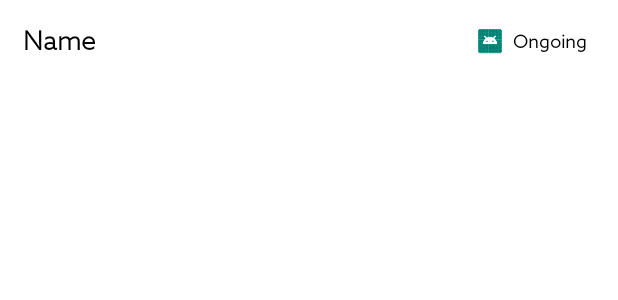
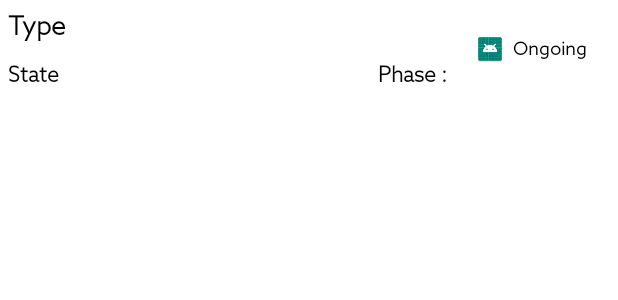
Before and after one commit to Arnab-Banerjee-Kolkata/Vote_Online_App, an Android app: the layout election_card.xml on its own in the app's theme, with its tools: preview values and no code run, on a phone screen of 412 x 824 dp. Shown: the top 300 px of the screen. Run offline under Robolectric (Android 15) with nearby library versions, the light colour scheme and no system bars; network calls fail.

Commit message:
Abhijit Dey | Updated card layout

```diff
--- a/app/src/main/res/layout/election_card.xml
+++ b/app/src/main/res/layout/election_card.xml
@@ -8,13 +8,39 @@
         android:id="@+id/textView15"
         android:layout_width="0dp"
         android:layout_height="wrap_content"
-        android:padding="15dp"
-        android:text="Name"
+        android:padding="5dp"
+        android:text="Type"
         android:fontFamily="@font/azo"
-        app:layout_constraintBottom_toBottomOf="parent"
         app:layout_constraintEnd_toStartOf="@+id/imageView3"
         app:layout_constraintStart_toStartOf="parent"
         app:layout_constraintTop_toTopOf="parent" />
+
+    <TextView
+        android:id="@+id/electionStateName"
+        android:layout_width="0dp"
+        android:layout_height="wrap_content"
+        android:padding="5dp"
+        android:text="State"
+        android:fontFamily="@font/azo"
+        android:textSize="14dp"
+        app:layout_constraintBottom_toBottomOf="parent"
+        app:layout_constraintStart_toStartOf="parent"
+        app:layout_constraintEnd_toStartOf="@id/electionPhase"
+        app:layout_constraintTop_toBottomOf="@id/textView15"/>
+
+    <TextView
+        android:id="@+id/electionPhase"
+        android:layout_width="wrap_content"
+        android:layout_height="wrap_content"
+        android:layout_marginEnd="10dp"
+        android:padding="5dp"
+        android:text="Phase : "
+        android:fontFamily="@font/azo"
+        android:textSize="14dp"
+        app:layout_constraintBottom_toBottomOf="parent"
+        app:layout_constraintStart_toEndOf="@id/electionStateName"
+        app:layout_constraintEnd_toStartOf="@id/imageView3"
+        app:layout_constraintTop_toBottomOf="@id/textView15"/>
 
     <ImageView
         android:id="@+id/imageView3"
```
